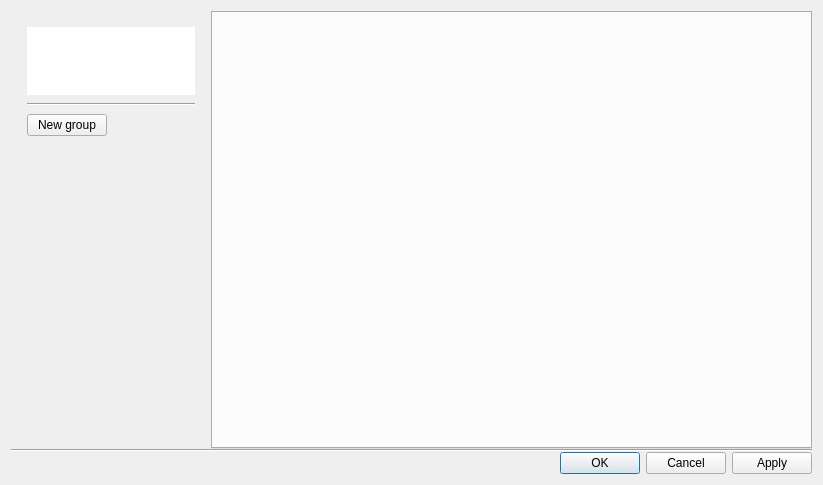
First picture: the form in client/src/ui/dialogs/resource_properties/user_groups_dialog.ui, repository networkoptix/nx_open, before the edit.
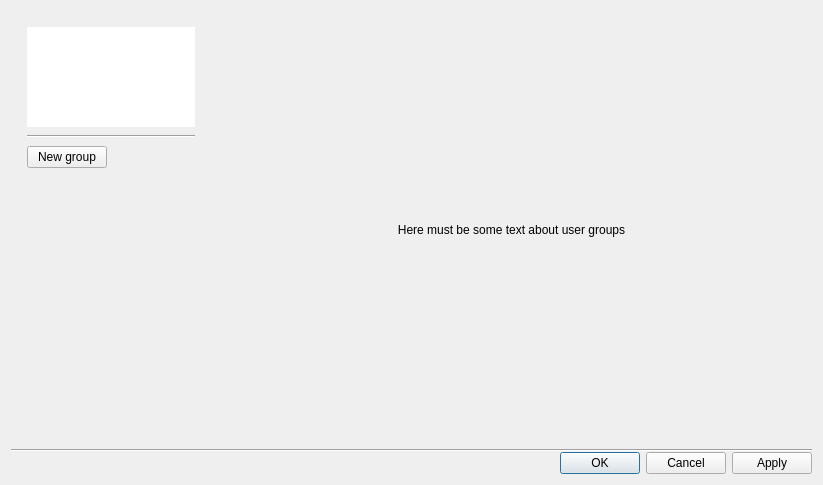
Second picture: the form after the edit. Custom widgets are drawn as their Qt base class.

Commit message:
VMS-2326: User groups - UI
<==== Mercurial data ====>
Branch: dev_3.0.0_gui

```diff
--- a/client/src/ui/dialogs/resource_properties/user_groups_dialog.ui
+++ b/client/src/ui/dialogs/resource_properties/user_groups_dialog.ui
@@ -14,9 +14,6 @@
    <property name="spacing">
     <number>0</number>
    </property>
-   <item row="0" column="1">
-    <widget class="QTabWidget" name="tabWidget"/>
-   </item>
    <item row="1" column="0" colspan="2">
     <widget class="Line" name="line">
      <property name="orientation">
@@ -66,6 +63,12 @@
           <verstretch>0</verstretch>
          </sizepolicy>
         </property>
+        <property name="minimumSize">
+         <size>
+          <width>0</width>
+          <height>100</height>
+         </size>
+        </property>
         <property name="frameShape">
          <enum>QFrame::NoFrame</enum>
         </property>
@@ -122,6 +125,41 @@
      </layout>
     </widget>
    </item>
+   <item row="0" column="1">
+    <widget class="QStackedWidget" name="groupInfoStackedWidget">
+     <property name="currentIndex">
+      <number>0</number>
+     </property>
+     <widget class="QWidget" name="noGroupsPage">
+      <layout class="QVBoxLayout" name="verticalLayout_2">
+       <item>
+        <widget class="QLabel" name="label">
+         <property name="text">
+          <string>Here must be some text about user groups</string>
+         </property>
+         <property name="alignment">
+          <set>Qt::AlignCenter</set>
+         </property>
+         <property name="wordWrap">
+          <bool>true</bool>
+         </property>
+        </widget>
+       </item>
+      </layout>
+     </widget>
+     <widget class="QWidget" name="groupInfoPage">
+      <layout class="QVBoxLayout" name="verticalLayout_3">
+       <item>
+        <widget class="QTabWidget" name="tabWidget">
+         <property name="currentIndex">
+          <number>-1</number>
+         </property>
+        </widget>
+       </item>
+      </layout>
+     </widget>
+    </widget>
+   </item>
   </layout>
  </widget>
  <customwidgets>
```
The commit also changes 1 other file.
